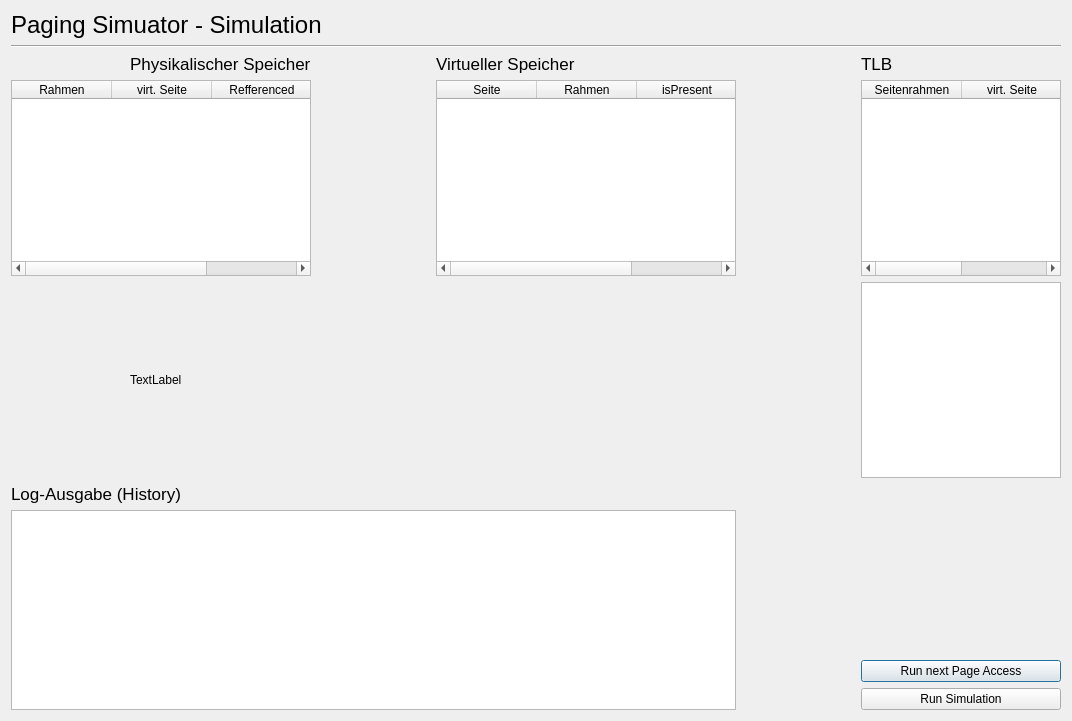
Qt form simulationwindow.ui (MH-Oliver/PagingSimulatorUI) before a commit.
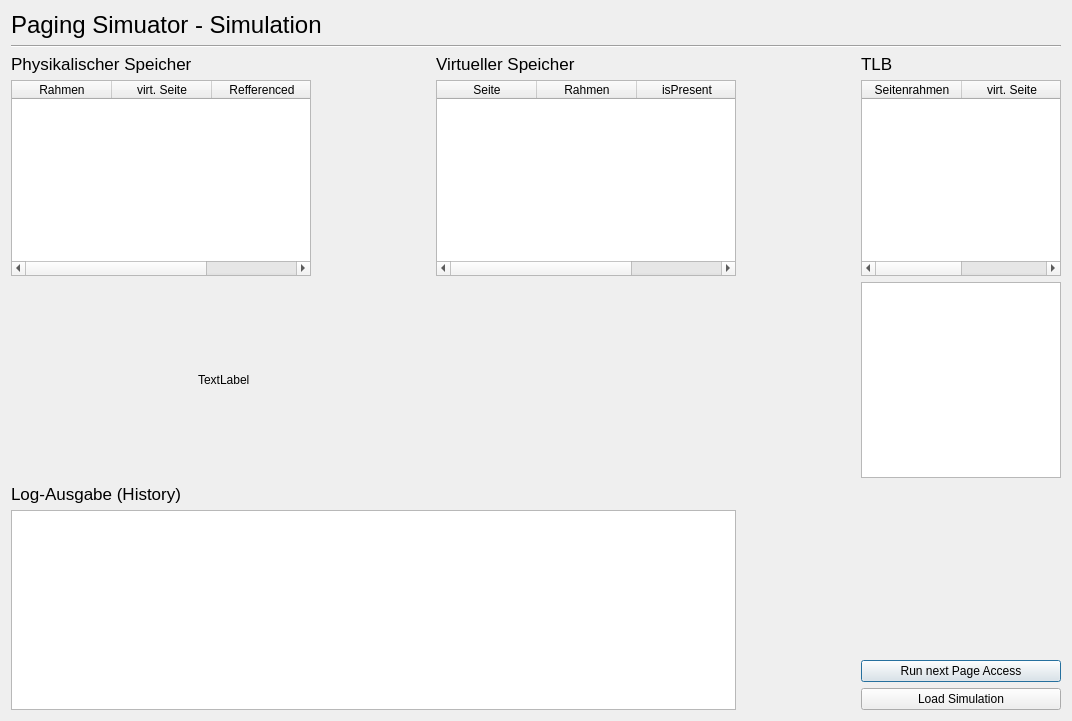
The same form after that commit.

Diff of the .ui file:
```diff
--- a/simulationwindow.ui
+++ b/simulationwindow.ui
@@ -70,20 +70,8 @@
 hr { height: 1px; border-width: 0; }
 li.unchecked::marker { content: &quot;\2610&quot;; }
 li.checked::marker { content: &quot;\2612&quot;; }
-&lt;/style&gt;&lt;/head&gt;&lt;body style=&quot; font-family:'맑은 고딕'; font-size:9pt; font-weight:400; font-style:normal;&quot;&gt;
-&lt;p style=&quot;-qt-paragraph-type:empty; margin-top:0px; margin-bottom:0px; margin-left:0px; margin-right:0px; -qt-block-indent:0; text-indent:0px; font-family:'Segoe UI';&quot;&gt;&lt;br /&gt;&lt;/p&gt;&lt;/body&gt;&lt;/html&gt;</string>
-       </property>
-      </widget>
-     </item>
-     <item row="2" column="1">
-      <widget class="QLabel" name="label_physikalischeSpeicher">
-       <property name="font">
-        <font>
-         <pointsize>13</pointsize>
-        </font>
-       </property>
-       <property name="text">
-        <string>Physikalischer Speicher</string>
+&lt;/style&gt;&lt;/head&gt;&lt;body style=&quot; font-family:'Segoe UI'; font-size:9pt; font-weight:400; font-style:normal;&quot;&gt;
+&lt;p style=&quot;-qt-paragraph-type:empty; margin-top:0px; margin-bottom:0px; margin-left:0px; margin-right:0px; -qt-block-indent:0; text-indent:0px;&quot;&gt;&lt;br /&gt;&lt;/p&gt;&lt;/body&gt;&lt;/html&gt;</string>
        </property>
       </widget>
      </item>
@@ -241,7 +229,7 @@
      <item row="8" column="5">
       <widget class="QPushButton" name="pushButton_runSimulation">
        <property name="text">
-        <string>Run Simulation</string>
+        <string>Load Simulation</string>
        </property>
       </widget>
      </item>
@@ -282,6 +270,18 @@
        </property>
       </widget>
      </item>
+     <item row="2" column="0">
+      <widget class="QLabel" name="label_physikalischeSpeicher">
+       <property name="font">
+        <font>
+         <pointsize>13</pointsize>
+        </font>
+       </property>
+       <property name="text">
+        <string>Physikalischer Speicher</string>
+       </property>
+      </widget>
+     </item>
     </layout>
    </item>
   </layout>
```
